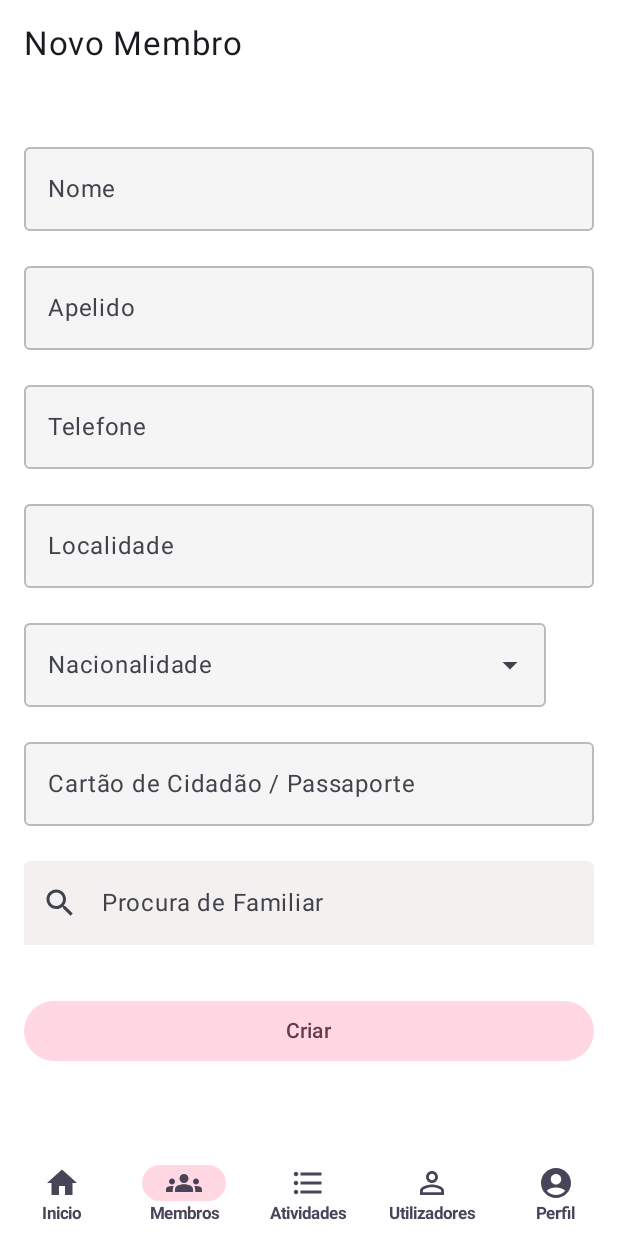
After one commit to diogopsgomes/projeto-pa, an Android app built with Jetpack Compose: the NewMemberScreen screen opened through its navigation route, on a phone screen of 412 x 824 dp. The commit adds this screen. Run offline under Robolectric (Android 15) with nearby library versions, the phone set to English and light mode, and no system bars; our stand-ins replace Firebase (no records; nobody signed in at launch, a user with empty details on screens opened directly), livedata-compose.

Commit message:
NewMember and Navigation Update

```diff
--- a/app/src/main/java/com/example/lojasocial/components/BottomBar.kt
+++ b/app/src/main/java/com/example/lojasocial/components/BottomBar.kt
@@ -51,10 +51,10 @@ fun BottomBar(navController: NavHostController, atual: Route) {
 
     when(atual){
         Route.Dashboard -> screenDashboard = true
-//        Route.Membros -> screenMembros = true
-//        Route.Atividades -> screenAtividades = true
-//        Route.Users -> screenUtilizadores = true
-//        Route.Profile -> screenPerfil = true
+        Route.Membros -> screenMembros = true
+        Route.Atividades -> screenAtividades = true
+        Route.Users -> screenUtilizadores = true
+        Route.Profile -> screenPerfil = true
         else -> Unit
     }
 
@@ -113,10 +113,10 @@ fun BottomBar(navController: NavHostController, atual: Route) {
                 screenAtividades = false
                 screenUtilizadores = false
                 screenPerfil = false
-//                navController.navigate(Route.Membros) {
-//                    launchSingleTop = true
-//                    restoreState = true
-//                }
+                navController.navigate(Route.Membros) {
+                    launchSingleTop = true
+                    restoreState = true
+                }
             },
             icon = {
                 Icon(
@@ -153,10 +153,10 @@ fun BottomBar(navController: NavHostController, atual: Route) {
                 screenAtividades = true
                 screenUtilizadores = false
                 screenPerfil = false
-//                navController.navigate(Route.Activity) {
-//                    launchSingleTop = true
-//                    restoreState = true
-//                }
+                navController.navigate(Route.Activity) {
+                    launchSingleTop = true
+                    restoreState = true
+                }
             },
             icon = {
                 Icon(
@@ -193,10 +193,10 @@ fun BottomBar(navController: NavHostController, atual: Route) {
                 screenAtividades = false
                 screenUtilizadores = true
                 screenPerfil = false
-//                navController.navigate(Route.Users) {
-//                    launchSingleTop = true
-//                    restoreState = true
-//                }
+                navController.navigate(Route.Users) {
+                    launchSingleTop = true
+                    restoreState = true
+                }
             },
             icon = {
                 Icon(
@@ -233,10 +233,10 @@ fun BottomBar(navController: NavHostController, atual: Route) {
                 screenAtividades = false
                 screenUtilizadores = false
                 screenPerfil = true
-//                navController.navigate(Route.Profile) {
-//                    launchSingleTop = true
-//                    restoreState = true
-//                }
+                navController.navigate(Route.Profile) {
+                    launchSingleTop = true
+                    restoreState = true
+                }
             },
             icon = {
                 Icon(
--- a/app/src/main/java/com/example/lojasocial/navigation/NavGraph.kt
+++ b/app/src/main/java/com/example/lojasocial/navigation/NavGraph.kt
@@ -19,6 +19,8 @@ import com.example.lojasocial.ui.presentation.login.Login
 import com.example.lojasocial.ui.presentation.login.LoginViewModel
 import com.example.lojasocial.ui.presentation.member.MemberScreen
 import com.example.lojasocial.ui.presentation.member.MemberViewModel
+import com.example.lojasocial.ui.presentation.newMember.NewMemberScreen
+import com.example.lojasocial.ui.presentation.newMember.NewMemberViewModel
 import com.example.lojasocial.ui.presentation.signup.SignUp
 import com.example.lojasocial.ui.presentation.signup.SignUpViewModel
 
@@ -51,6 +53,10 @@ fun SetupNavGraph(loadingViewModel: LoadingViewModel){
             val memberViewModel: MemberViewModel = viewModel()
             MemberScreen(navController = navController, memberViewModel)
         }
+        composable<Route.NewMember>{
+            val newMemberViewModel: NewMemberViewModel = viewModel()
+            NewMemberScreen(navController = navController, newMemberViewModel)
+        }
         composable<Route.CheckOut>{backStackEntry ->
             val member = backStackEntry.toRoute<Route.CheckOut>()
             val checkOutViewModel: CheckOutViewModel = viewModel()
--- a/app/src/main/java/com/example/lojasocial/navigation/Route.kt
+++ b/app/src/main/java/com/example/lojasocial/navigation/Route.kt
@@ -17,6 +17,8 @@ sealed class Route{
     @Serializable
     data object Membros: Route()
     @Serializable
+    data object NewMember: Route()
+    @Serializable
     data class CheckOut(
         val memberId: String?
     ): Route()
--- /dev/null
+++ b/app/src/main/java/com/example/lojasocial/ui/presentation/newMember/NewMemberScreen.kt
@@ -0,0 +1,237 @@
+package com.example.lojasocial.ui.presentation.newMember
+
+import android.os.Build
+import androidx.annotation.RequiresApi
+import androidx.compose.foundation.background
+import androidx.compose.foundation.layout.Arrangement
+import androidx.compose.foundation.layout.Column
+import androidx.compose.foundation.layout.Row
+import androidx.compose.foundation.layout.Spacer
+import androidx.compose.foundation.layout.fillMaxSize
+import androidx.compose.foundation.layout.fillMaxWidth
+import androidx.compose.foundation.layout.height
+import androidx.compose.foundation.layout.padding
+import androidx.compose.foundation.layout.size
+import androidx.compose.foundation.layout.width
+import androidx.compose.foundation.layout.wrapContentHeight
+import androidx.compose.foundation.lazy.LazyColumn
+import androidx.compose.foundation.lazy.items
+import androidx.compose.foundation.shape.CircleShape
+import androidx.compose.foundation.text.KeyboardOptions
+import androidx.compose.material.icons.Icons
+import androidx.compose.material.icons.filled.AccountCircle
+import androidx.compose.material.icons.filled.Add
+import androidx.compose.material.icons.filled.Search
+import androidx.compose.material3.Button
+import androidx.compose.material3.ButtonDefaults
+import androidx.compose.material3.Card
+import androidx.compose.material3.ExperimentalMaterial3Api
+import androidx.compose.material3.FloatingActionButtonDefaults
+import androidx.compose.material3.Icon
+import androidx.compose.material3.MaterialTheme
+import androidx.compose.material3.OutlinedTextField
+import androidx.compose.material3.Scaffold
+import androidx.compose.material3.SmallFloatingActionButton
+import androidx.compose.material3.Text
+import androidx.compose.material3.TextField
+import androidx.compose.material3.TextFieldDefaults
+import androidx.compose.runtime.Composable
+import androidx.compose.runtime.getValue
+import androidx.compose.runtime.mutableStateOf
+import androidx.compose.runtime.remember
+import androidx.compose.runtime.rememberCoroutineScope
+import androidx.compose.runtime.setValue
+import androidx.compose.ui.Alignment
+import androidx.compose.ui.Modifier
+import androidx.compose.ui.draw.clip
+import androidx.compose.ui.draw.shadow
+import androidx.compose.ui.graphics.Color
+import androidx.compose.ui.platform.LocalContext
+import androidx.compose.ui.text.font.FontWeight
+import androidx.compose.ui.text.input.ImeAction
+import androidx.compose.ui.unit.dp
+import androidx.compose.ui.unit.sp
+import androidx.navigation.NavController
+import androidx.navigation.NavHostController
+import com.example.lojasocial.components.BottomBar
+import com.example.lojasocial.components.DropdownOutlinedTextField
+import com.example.lojasocial.domain.model.Member
+import com.example.lojasocial.navigation.Route
+import com.example.lojasocial.utils.showToastMessage
+import kotlinx.coroutines.launch
+
+
+@RequiresApi(Build.VERSION_CODES.O)
+@OptIn(ExperimentalMaterial3Api::class)
+@Composable
+fun NewMemberScreen(navController: NavHostController, newMemberViewModel: NewMemberViewModel) {
+    var name by remember { mutableStateOf("") }
+    var surname by remember { mutableStateOf("") }
+    var email by remember { mutableStateOf("") }
+    var phone by remember { mutableStateOf("") }
+    var locality by remember { mutableStateOf("") }
+    var nationality by remember { mutableStateOf("") }
+    var cc by remember { mutableStateOf("") }
+    val nationalities by newMemberViewModel.nationalities
+
+    val context = LocalContext.current
+    val coroutineScope = rememberCoroutineScope()
+
+    Scaffold(
+        containerColor = Color(0xFFFFFFFF),
+        bottomBar = {
+            BottomBar(navController = navController, Route.Membros)
+        }
+    ) { innerPadding ->
+        Column(
+            modifier = Modifier
+                .fillMaxSize()
+                .padding(innerPadding)
+                .padding(16.dp)
+                .background(Color(0xFFFFFFFF))
+        ) {
+            Text(
+                text = "Novo Membro",
+                fontSize = 22.sp
+            )
+            Spacer(modifier = Modifier.height(47.dp))
+
+            OutlinedTextField(
+                value = name,
+                onValueChange = { name = it },
+                modifier = Modifier
+                    .fillMaxWidth(),
+                label = { Text("Nome") },
+                placeholder = {  },
+                colors = TextFieldDefaults.outlinedTextFieldColors(
+                    focusedBorderColor = Color(0xFF6200EE),
+                    unfocusedBorderColor = Color(0xFFBBBBBB),
+                    containerColor = Color(0xFFF5F5F5)
+                )
+            )
+            Spacer(modifier = Modifier.height(15.dp))
+
+            OutlinedTextField(
+                value = surname,
+                onValueChange = { surname = it },
+                modifier = Modifier
+                    .fillMaxWidth(),
+                label = { Text("Apelido") },
+                placeholder = {  },
+                colors = TextFieldDefaults.outlinedTextFieldColors(
+                    focusedBorderColor = Color(0xFF6200EE),
+                    unfocusedBorderColor = Color(0xFFBBBBBB),
+                    containerColor = Color(0xFFF5F5F5)
+                )
+            )
+            Spacer(modifier = Modifier.height(15.dp))
+
+//            OutlinedTextField(
+//                value = email,
+//                onValueChange = { email = it },
+//                modifier = Modifier
+//                    .fillMaxWidth(),
+//                label = { Text("E-mail") },
+//                placeholder = {  },
+//                colors = TextFieldDefaults.outlinedTextFieldColors(
+//                    focusedBorderColor = Color(0xFF6200EE),
+//                    unfocusedBorderColor = Color(0xFFBBBBBB),
+//                    containerColor = Color(0xFFF5F5F5)
+//                )
+//            )
+//            Spacer(modifier = Modifier.height(15.dp))
+
+            OutlinedTextField(
+                value = phone,
+                onValueChange = { phone = it },
+                modifier = Modifier
+                    .fillMaxWidth(),
+                label = { Text("Telefone") },
+                placeholder = {  },
+                colors = TextFieldDefaults.outlinedTextFieldColors(
+                    focusedBorderColor = Color(0xFF6200EE),
+                    unfocusedBorderColor = Color(0xFFBBBBBB),
+                    containerColor = Color(0xFFF5F5F5)
+                )
+            )
+            Spacer(modifier = Modifier.height(15.dp))
+
+            OutlinedTextField(
+                value = locality,
+                onValueChange = { locality = it },
+                modifier = Modifier
+                    .fillMaxWidth(),
+                label = { Text("Localidade") },
+                placeholder = {  },
+                colors = TextFieldDefaults.outlinedTextFieldColors(
+                    focusedBorderColor = Color(0xFF6200EE),
+                    unfocusedBorderColor = Color(0xFFBBBBBB),
+                    containerColor = Color(0xFFF5F5F5)
+                )
+            )
+            Spacer(modifier = Modifier.height(15.dp))
+
+            DropdownOutlinedTextField(labelText = "Nacionalidade", options = nationalities
+                , modifier = Modifier.fillMaxWidth(), onValueChange = {nationality = it})
+
+            Spacer(modifier = Modifier.height(15.dp))
+
+            OutlinedTextField(
+                value = cc,
+                onValueChange = { cc = it },
+                modifier = Modifier
+                    .fillMaxWidth(),
+                label = { Text("Cartão de Cidadão / Passaporte") },
+                placeholder = {  },
+                colors = TextFieldDefaults.outlinedTextFieldColors(
+                    focusedBorderColor = Color(0xFF6200EE),
+                    unfocusedBorderColor = Color(0xFFBBBBBB),
+                    containerColor = Color(0xFFF5F5F5)
+                )
+            )
+            Spacer(modifier = Modifier.height(15.dp))
+
+            // Pesquisa
+
+            var searchText by remember { mutableStateOf("") }
+
+            TextField(
+                value = searchText,
+                onValueChange = { searchText = it },
+                modifier = Modifier
+                    .fillMaxWidth()
+                    .padding(vertical = 8.dp),
+                label = { Text("Procura de Familiar") },
+                placeholder = { },
+                leadingIcon = {
+                    Icon(
+                        imageVector = Icons.Default.Search,
+                        contentDescription = "Ícone de pesquisa"
+                    )
+                },
+                colors = TextFieldDefaults.textFieldColors(
+                    containerColor = Color(0xFFF4F0EF),
+                    focusedIndicatorColor = Color.Transparent, // Remove a borda ao focar
+                    unfocusedIndicatorColor = Color.Transparent // Remove a borda quando não estiver focado
+                )
+            )
+            Spacer(modifier = Modifier.height(25.dp))
+
+            Button(onClick= {
+                //Create Member
+                if(name != "" && surname != "" && phone != "" && locality != "" && nationality != "" && cc != "")
+                    coroutineScope.launch {
+                        if(newMemberViewModel.createMember(Member("",name,surname, cc, phone.toInt(), locality, "", false, false, "", nationality)))
+                            showToastMessage(context, "Membro adicionado com sucesso!")
+                        else
+                            showToastMessage(context, "Erro ao adicionar Membro!")
+                    }
+                    else
+                        showToastMessage(context, "dados incompletos!")
+            }, modifier = Modifier.fillMaxWidth(), colors = ButtonDefaults.buttonColors(containerColor = Color(0xFFFFD8E4))) {
+                Text("Criar", color = Color(0xFF633B48))
+            }
+
+        }
+    }
+}
--- /dev/null
+++ b/app/src/main/java/com/example/lojasocial/ui/presentation/newMember/NewMemberViewModel.kt
@@ -0,0 +1,41 @@
+package com.example.lojasocial.ui.presentation.newMember
+
+
+import androidx.compose.runtime.State
+import androidx.compose.runtime.mutableStateOf
+import androidx.lifecycle.ViewModel
+import androidx.lifecycle.viewModelScope
+import com.example.lojasocial.data.repository.MemberRepositoryImpl
+import com.example.lojasocial.domain.model.Member
+import com.example.lojasocial.domain.use_case.MemberUseCase
+import kotlinx.coroutines.launch
+
+class NewMemberViewModel: ViewModel() {
+    //Members
+    private val memberRespository = MemberRepositoryImpl()
+    private val memberUseCase = MemberUseCase(memberRespository)
+    //
+    private val _nationalities = mutableStateOf<List<String>>(emptyList())
+    val nationalities: State<List<String>> get() = _nationalities
+
+    init {
+        fetchNationalities()
+    }
+
+
+    suspend fun createMember(member: Member): Boolean{
+        val result = memberUseCase.createMember(member)
+        if(result != null)
+            return true
+        else
+            return false
+    }
+
+    private fun fetchNationalities() {
+        viewModelScope.launch {
+            val fetchedNationalities = memberRespository.getNationalities()
+            _nationalities.value = fetchedNationalities
+        }
+    }
+
+}
```
